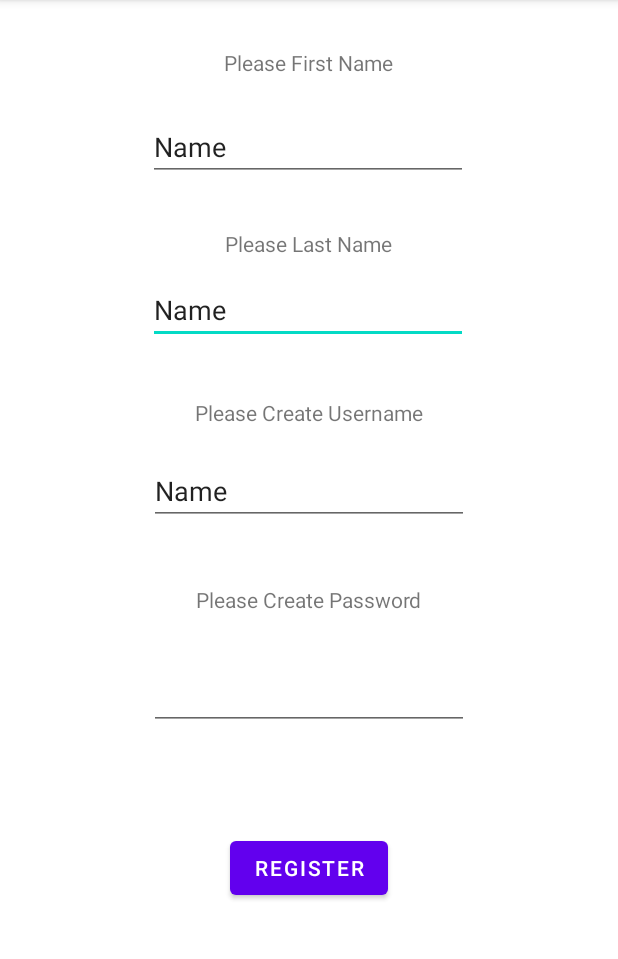
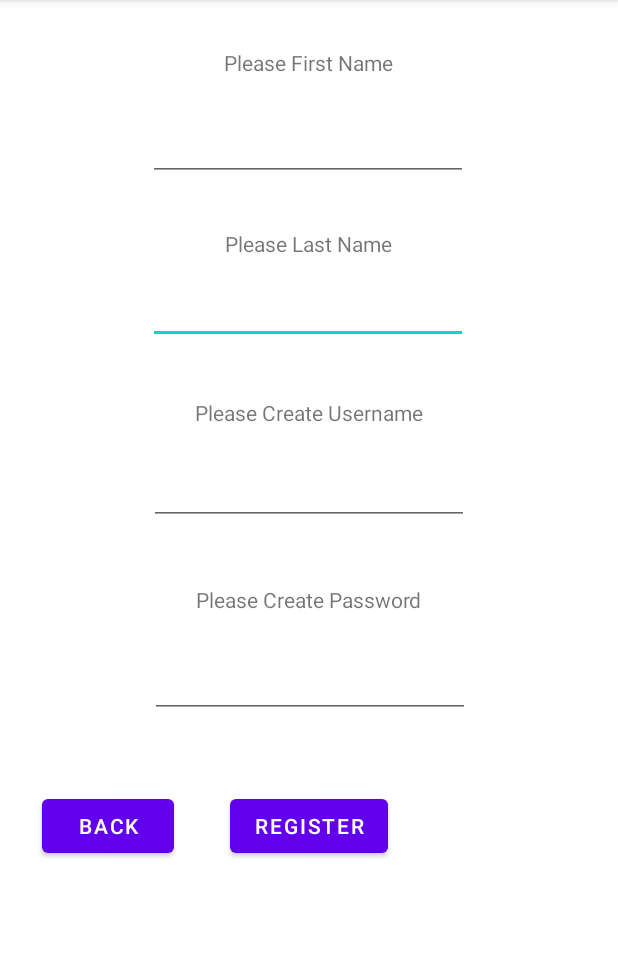
Before and after one commit to jamar-palmer/ConvoyLab2, an Android app: the RegistrationActivity screen opened directly, with no data from a screen before it, on a phone screen of 412 x 824 dp, the part 84-1043 px from its top. Run offline under Robolectric (Android 15) with nearby library versions, the phone set to English and light mode, and no system bars; our stand-ins replace Volley; network calls fail.

Commit message:
UI changes

```diff
--- a/app/src/main/java/edu/temple/convoy/RegistrationActivity.java
+++ b/app/src/main/java/edu/temple/convoy/RegistrationActivity.java
@@ -77,9 +77,9 @@ public class RegistrationActivity extends AppCompatActivity {
                     new Response.Listener<String>() {
                         @Override
                         public void onResponse(String response) {
-                            Toast.makeText(getApplicationContext(), response, Toast.LENGTH_SHORT).show();
+                            Toast.makeText(getApplicationContext(), "Success", Toast.LENGTH_SHORT).show();
 
-
+                            finish();
                         }
                     },
                     new Response.ErrorListener() {
@@ -104,4 +104,8 @@ public class RegistrationActivity extends AppCompatActivity {
 
         }
     }
+
+    public void backClick(View view) {
+        finish();
+    }
 }
--- a/app/src/main/res/layout/activity_main.xml
+++ b/app/src/main/res/layout/activity_main.xml
@@ -10,7 +10,7 @@
         android:id="@+id/textView4"
         android:layout_width="wrap_content"
         android:layout_height="wrap_content"
-        android:layout_marginTop="108dp"
+        android:layout_marginTop="92dp"
         android:text="Username"
         app:layout_constraintEnd_toEndOf="parent"
         app:layout_constraintHorizontal_bias="0.495"
@@ -47,7 +47,6 @@
         android:layout_marginTop="36dp"
         android:ems="10"
         android:inputType="textPersonName"
-        android:text="Name"
         app:layout_constraintEnd_toEndOf="parent"
         app:layout_constraintHorizontal_bias="0.497"
         app:layout_constraintStart_toStartOf="parent"
--- a/app/src/main/res/layout/activity_registration.xml
+++ b/app/src/main/res/layout/activity_registration.xml
@@ -13,7 +13,6 @@
         android:layout_marginTop="12dp"
         android:ems="10"
         android:inputType="textPersonName"
-        android:text="Name"
         app:layout_constraintEnd_toEndOf="parent"
         app:layout_constraintHorizontal_bias="0.497"
         app:layout_constraintStart_toStartOf="parent"
@@ -37,7 +36,6 @@
         android:layout_marginTop="24dp"
         android:ems="10"
         android:inputType="textPersonName"
-        android:text="Name"
         app:layout_constraintEnd_toEndOf="parent"
         app:layout_constraintHorizontal_bias="0.497"
         app:layout_constraintStart_toStartOf="parent"
@@ -71,7 +69,6 @@
         android:layout_marginTop="20dp"
         android:ems="10"
         android:inputType="textPersonName"
-        android:text="Name"
         app:layout_constraintEnd_toEndOf="parent"
         app:layout_constraintStart_toStartOf="parent"
         app:layout_constraintTop_toBottomOf="@+id/textView2" />
@@ -90,10 +87,11 @@
         android:id="@+id/editPassword"
         android:layout_width="wrap_content"
         android:layout_height="wrap_content"
-        android:layout_marginTop="32dp"
+        android:layout_marginTop="24dp"
         android:ems="10"
         android:inputType="textPassword"
         app:layout_constraintEnd_toEndOf="parent"
+        app:layout_constraintHorizontal_bias="0.502"
         app:layout_constraintStart_toStartOf="parent"
         app:layout_constraintTop_toBottomOf="@+id/textView3" />
 
@@ -101,10 +99,23 @@
         android:id="@+id/btnRegister"
         android:layout_width="wrap_content"
         android:layout_height="wrap_content"
-        android:layout_marginTop="68dp"
+        android:layout_marginTop="48dp"
         android:onClick="registerClick"
         android:text="register"
         app:layout_constraintEnd_toEndOf="parent"
         app:layout_constraintStart_toStartOf="parent"
         app:layout_constraintTop_toBottomOf="@+id/editPassword" />
+
+    <Button
+        android:id="@+id/brnBack"
+        android:layout_width="wrap_content"
+        android:layout_height="wrap_content"
+        android:layout_marginStart="16dp"
+        android:layout_marginTop="48dp"
+        android:onClick="backClick"
+        android:text="BACK"
+        app:layout_constraintEnd_toStartOf="@+id/btnRegister"
+        app:layout_constraintHorizontal_bias="0.24"
+        app:layout_constraintStart_toStartOf="parent"
+        app:layout_constraintTop_toBottomOf="@+id/editPassword" />
 </androidx.constraintlayout.widget.ConstraintLayout>
```
